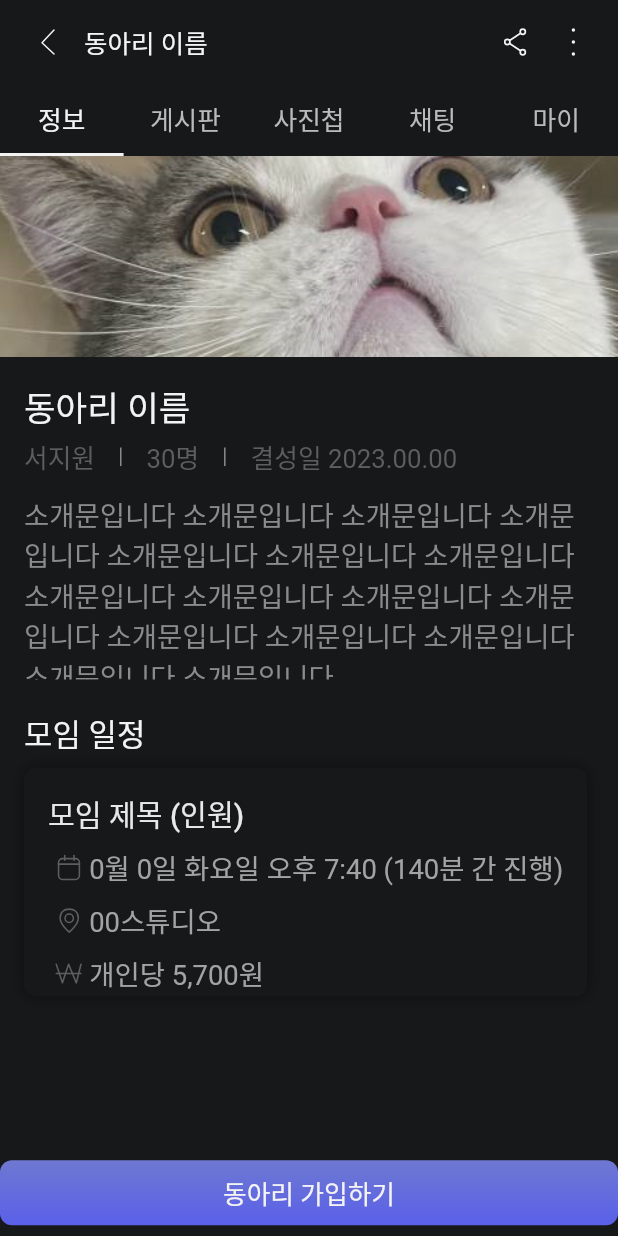
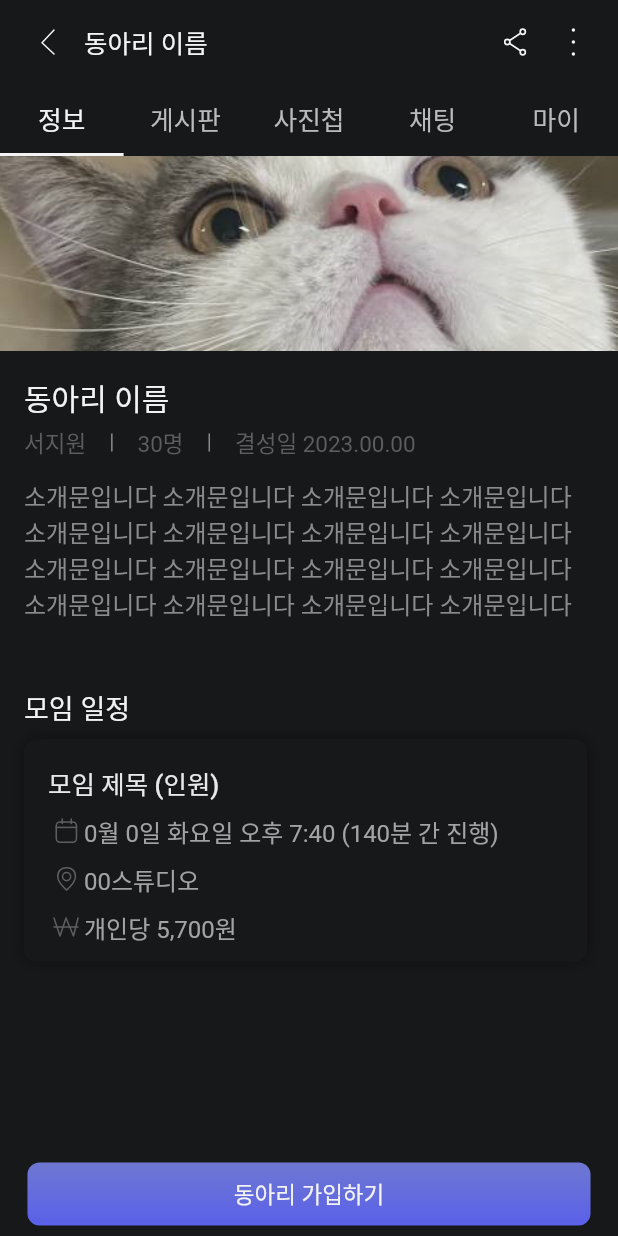
Before and after one commit to teentime/teentime-client-app, a Flutter app: the ClubTab screen opened by its route, on a phone screen of 412 x 824 dp. Run offline on Flutter 3.47's test engine with Material 2 defaults, Android fonts, the phone set to English and light mode, and no system bars; our stand-ins replace carousel_slider, flutter_screenutil, flutter_svg, month_picker_dialog; Roboto replaces fonts that are missing (Pretendard).

Commit message:
fix: 반응형 수정

```diff
--- a/lib/screens/info.dart
+++ b/lib/screens/info.dart
@@ -26,93 +26,93 @@ class _InfoState extends State<Info> {
                 'assets/images/profile.png',
                 fit: BoxFit.cover,
                 width: 360.w,
-                height: 130.h,
+                height: 130,
               ),
               Padding(
                 padding: const EdgeInsets.fromLTRB(16.0, 16.0, 16.0, 32.0),
                 child: Column(
                   crossAxisAlignment: CrossAxisAlignment.start,
                   children: [
-                    Text(
+                    const Text(
                       '동아리 이름',
                       style: TextStyle(
-                        fontSize: 20.sp,
+                        fontSize: 20,
                         fontWeight: FontWeight.w500,
                         color: AppColors.dark11,
                       ),
                     ),
-                    SizedBox(height: 4.h),
+                    const SizedBox(height: 4),
                     Row(
                       mainAxisAlignment: MainAxisAlignment.start,
                       children: [
-                        Text(
+                        const Text(
                           '서지원',
                           style: TextStyle(
-                            fontSize: 15.sp,
+                            fontSize: 15,
                             fontWeight: FontWeight.normal,
                             color: AppColors.dark04,
                           ),
                         ),
                         SizedBox(width: 8.w),
-                        SizedBox(
-                          height: 12.h,
-                          child: const VerticalDivider(
+                        const SizedBox(
+                          height: 12,
+                          child: VerticalDivider(
                             color: AppColors.dark06,
                             thickness: 1,
                           ),
                         ),
                         SizedBox(width: 8.w),
-                        Text(
+                        const Text(
                           '30명',
                           style: TextStyle(
-                            fontSize: 15.sp,
+                            fontSize: 15,
                             fontWeight: FontWeight.normal,
                             color: AppColors.dark04,
                           ),
                         ),
                         SizedBox(width: 8.w),
-                        SizedBox(
-                          height: 12.h,
-                          child: const VerticalDivider(
+                        const SizedBox(
+                          height: 12,
+                          child: VerticalDivider(
                             color: AppColors.dark06,
                             thickness: 1,
                           ),
                         ),
                         SizedBox(width: 8.w),
-                        Text(
+                        const Text(
                           '결성일 2023.00.00',
                           style: TextStyle(
-                            fontSize: 15.sp,
+                            fontSize: 15,
                             fontWeight: FontWeight.normal,
                             color: AppColors.dark04,
                           ),
                         ),
                       ],
                     ),
-                    SizedBox(height: 12.h),
-                    SizedBox(
-                      height: 120.h,
+                    const SizedBox(height: 12),
+                    const SizedBox(
+                      height: 120,
                       child: Text(
                         '소개문입니다 소개문입니다 소개문입니다 소개문입니다 소개문입니다 소개문입니다 소개문입니다 소개문입니다 소개문입니다 소개문입니다 소개문입니다 소개문입니다 소개문입니다 소개문입니다 소개문입니다 소개문입니다',
                         style: TextStyle(
-                          fontSize: 16.sp,
+                          fontSize: 16,
                           fontWeight: FontWeight.normal,
                           color: AppColors.dark06,
                         ),
                       ),
                     ),
-                    SizedBox(height: 20.h),
-                    Text(
+                    const SizedBox(height: 20),
+                    const Text(
                       '모임 일정',
                       style: TextStyle(
-                        fontSize: 18.sp,
+                        fontSize: 18,
                         fontWeight: FontWeight.w500,
                         color: AppColors.dark11,
                       ),
                     ),
-                    SizedBox(height: 8.h),
+                    const SizedBox(height: 8),
                     MeetingCard(),
-                    SizedBox(height: 48.h),
+                    const SizedBox(height: 48),
                   ],
                 ),
               ),
@@ -121,12 +121,11 @@ class _InfoState extends State<Info> {
           Align(
             alignment: Alignment.bottomCenter,
             child: Container(
-              width: 360.w,
-              padding: EdgeInsets.symmetric(vertical: 7.h),
-              color: AppColors.dark01,
+              width: 328.w,
+              padding: const EdgeInsets.symmetric(vertical: 7),
               child: SizedBox(
                 width: 328.w,
-                height: 42.h,
+                height: 42,
                 child: DecoratedBox(
                   decoration: BoxDecoration(
                     gradient: const LinearGradient(
@@ -149,11 +148,12 @@ class _InfoState extends State<Info> {
                       shape: RoundedRectangleBorder(
                         borderRadius: BorderRadius.circular(8.0),
                       ),
+                      elevation: 0,
                     ),
-                    child: Text(
+                    child: const Text(
                       "동아리 가입하기",
                       style: TextStyle(
-                        fontSize: 15.sp,
+                        fontSize: 15,
                         fontWeight: FontWeight.normal,
                         color: AppColors.dark11,
                       ),
@@ -172,7 +172,7 @@ class _InfoState extends State<Info> {
   void _showJoinModal(BuildContext context) {
     showModalBottomSheet(
       context: context,
-      backgroundColor: Color.fromRGBO(0, 0, 0, 0.5),
+      backgroundColor: const Color.fromRGBO(0, 0, 0, 0.5),
       isScrollControlled: true,
       builder: (BuildContext context) {
         return JoinModal();
--- a/lib/widgets/club/meeting_card.dart
+++ b/lib/widgets/club/meeting_card.dart
@@ -13,7 +13,7 @@ class __MeetingCardState extends State<MeetingCard> {
   Widget build(BuildContext context) {
     return Container(
       width: 328.w,
-      height: 148.h,
+      height: 148,
       padding: const EdgeInsets.fromLTRB(16.0, 16.0, 16.0, 13.0),
       decoration: BoxDecoration(
         color: AppColors.dark01,
@@ -29,60 +29,60 @@ class __MeetingCardState extends State<MeetingCard> {
       child: Column(
         crossAxisAlignment: CrossAxisAlignment.start,
         children: [
-          Text(
+          const Text(
             '모임 제목 (인원)',
             style: TextStyle(
-              fontSize: 17.sp,
+              fontSize: 17,
               fontWeight: FontWeight.w500,
               color: AppColors.dark10,
             ),
           ),
-          SizedBox(height: 8.h),
+          const SizedBox(height: 8),
           Row(
             children: [
               SvgPicture.asset(
                 'assets/icons/club_calendar.svg',
-                width: 24.w,
-                height: 24.h,
+                width: 24,
+                height: 24,
               ),
-              Text(
+              const Text(
                 '0월 0일 화요일 오후 7:40 (140분 간 진행)',
                 style: TextStyle(
-                    fontSize: 16.sp,
+                    fontSize: 16,
                     fontWeight: FontWeight.normal,
                     color: AppColors.dark07),
               ),
             ],
           ),
-          SizedBox(height: 8.h),
+          const SizedBox(height: 8),
           Row(
             children: [
               SvgPicture.asset(
                 'assets/icons/club_location.svg',
-                width: 24.w,
-                height: 24.h,
+                width: 24,
+                height: 24,
               ),
-              Text(
+              const Text(
                 '00스튜디오',
                 style: TextStyle(
-                    fontSize: 16.sp,
+                    fontSize: 16,
                     fontWeight: FontWeight.normal,
                     color: AppColors.dark07),
               ),
             ],
           ),
-          SizedBox(height: 8.h),
+          const SizedBox(height: 8),
           Row(
             children: [
               SvgPicture.asset(
                 'assets/icons/club_price.svg',
-                width: 24.w,
-                height: 24.h,
+                width: 24,
+                height: 24,
               ),
-              Text(
+              const Text(
                 '개인당 5,700원',
                 style: TextStyle(
-                    fontSize: 16.sp,
+                    fontSize: 16,
                     fontWeight: FontWeight.normal,
                     color: AppColors.dark07),
               ),
```
Also changed, not shown: lib/screens/home.dart (+24 -26 lines), lib/screens/recommanded_club_tab.dart (+5 -5 lines), lib/widgets/club/join_input.dart (+9 -9 lines), lib/widgets/club/join_modal.dart (+23 -22 lines).
